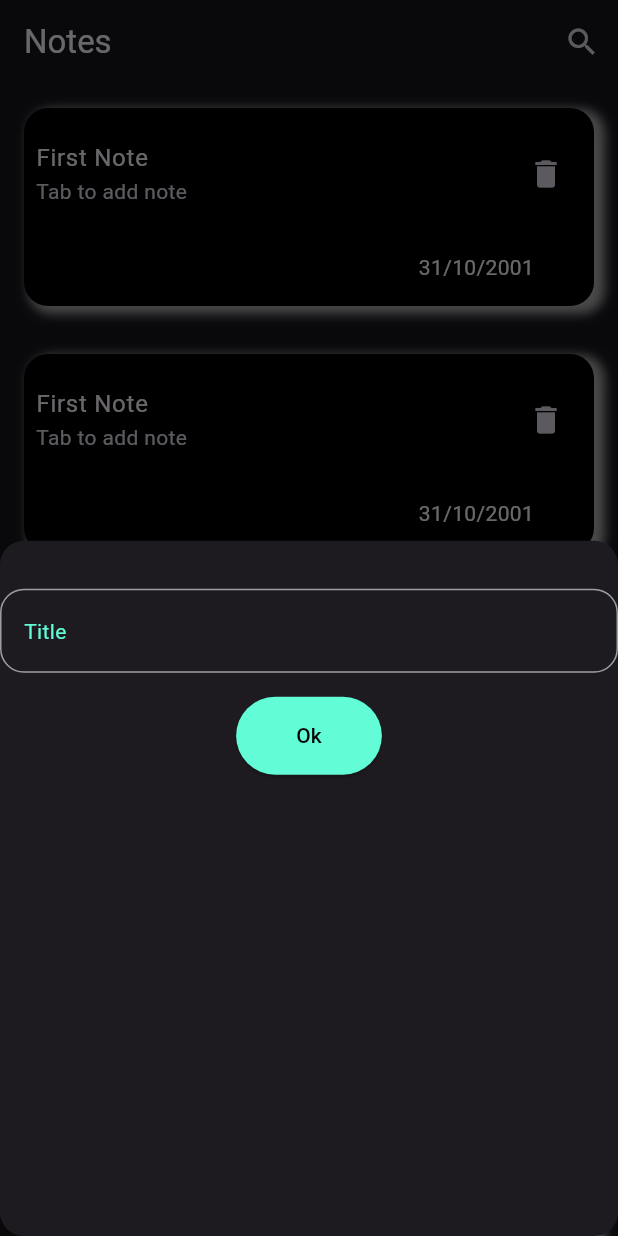
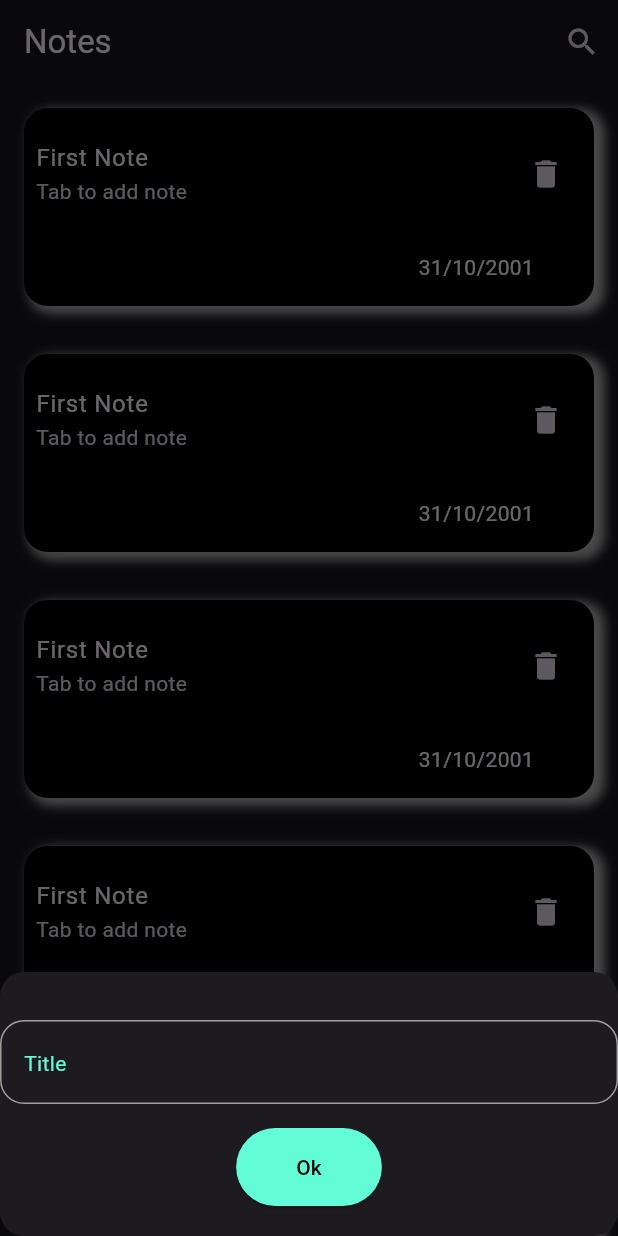
Before and after one commit to mohamed-abdallah-mouse/NotesApp, a Flutter app: the screen it shows after launch, after a tap on the "add" icon, on a phone screen of 412 x 824 dp. Run offline on Flutter 3.47's test engine with Material 3 defaults, Android fonts, the phone set to English and light mode, and no system bars.

Commit message:
edit  on bottom sheet

```diff
--- a/lib/views/home_views.dart
+++ b/lib/views/home_views.dart
@@ -22,6 +22,7 @@ class HomeVies extends StatelessWidget {
       floatingActionButton: FloatingActionButton(
         onPressed: () {
           showModalBottomSheet(
+            isScrollControlled: true,
             shape: RoundedRectangleBorder(
               borderRadius: BorderRadius.circular(16),
             ),
--- a/lib/views/widgets/model_sheet_button_item.dart
+++ b/lib/views/widgets/model_sheet_button_item.dart
@@ -15,7 +15,7 @@ class ModelSheetButtonItem extends StatelessWidget {
           TextFieldItem(hint: 'Title'),
           SizedBox(height: 16),
           CustomElevatedButton(),
-          SizedBox(height: 400),
+          SizedBox(height: MediaQuery.of(context).viewInsets.bottom + 20),
         ],
       ),
     );
```
